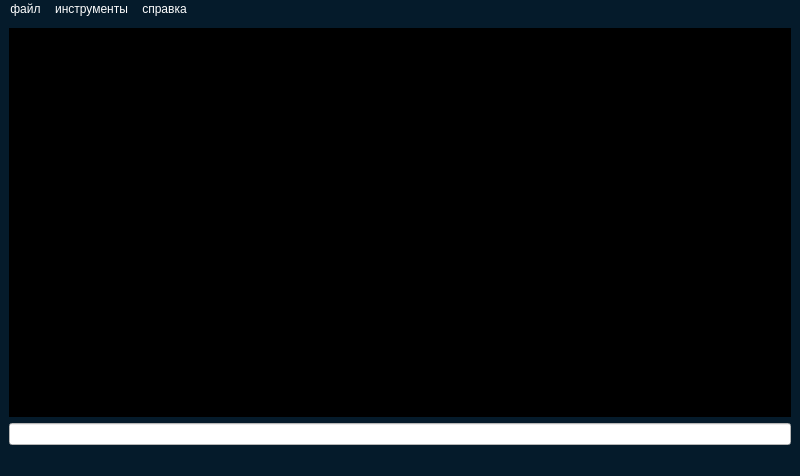
Above: mainwindow.ui from streetms/TextBlade before the change. Below: the same form after it.
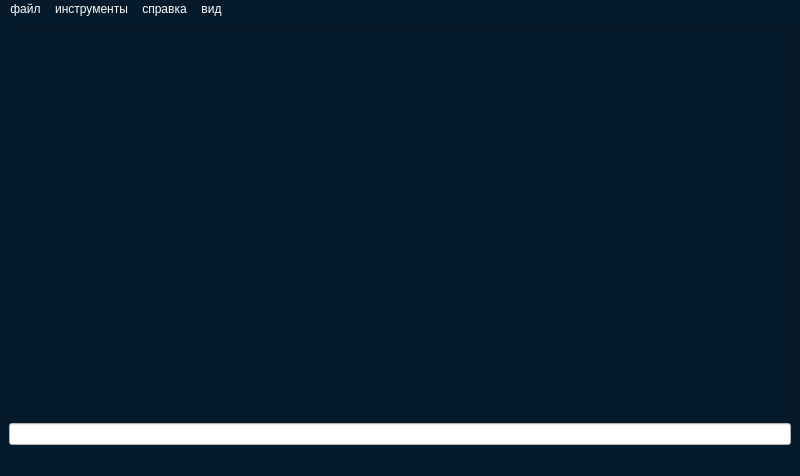
That is the form after the change. Icons and pictures are not drawn. Custom widgets are drawn as their Qt base class.

The edit to the form file:
```diff
--- a/mainwindow.ui
+++ b/mainwindow.ui
@@ -24,19 +24,7 @@
   <widget class="QWidget" name="centralwidget">
    <layout class="QVBoxLayout" name="verticalLayout_2">
     <item>
-     <widget class="QTextEdit" name="textEdit">
-      <property name="font">
-       <font>
-        <pointsize>15</pointsize>
-        <weight>75</weight>
-        <italic>true</italic>
-        <bold>true</bold>
-       </font>
-      </property>
-      <property name="styleSheet">
-       <string notr="true">background-color:black;color:cyan;</string>
-      </property>
-     </widget>
+     <widget class="CodeEditor" name="textEdit"/>
     </item>
     <item>
      <widget class="QLineEdit" name="findEdit">
@@ -57,6 +45,9 @@
      <height>24</height>
     </rect>
    </property>
+   <property name="styleSheet">
+    <string notr="true"/>
+   </property>
    <widget class="QMenu" name="menu">
     <property name="title">
      <string>файл</string>
@@ -83,9 +74,17 @@
     </property>
     <addaction name="aboutQt"/>
    </widget>
+   <widget class="QMenu" name="menu_5">
+    <property name="title">
+     <string>вид</string>
+    </property>
+    <addaction name="up"/>
+    <addaction name="down"/>
+   </widget>
    <addaction name="menu"/>
    <addaction name="menu_2"/>
    <addaction name="menu_3"/>
+   <addaction name="menu_5"/>
   </widget>
   <action name="create">
    <property name="text">
@@ -151,6 +150,13 @@
    </property>
   </action>
  </widget>
+ <customwidgets>
+  <customwidget>
+   <class>CodeEditor</class>
+   <extends>QPlainTextEdit</extends>
+   <header>codeeditor.h</header>
+  </customwidget>
+ </customwidgets>
  <resources/>
  <connections/>
 </ui>
```
Left out of the diff: 43 changed lines with no effect on the pictures.
